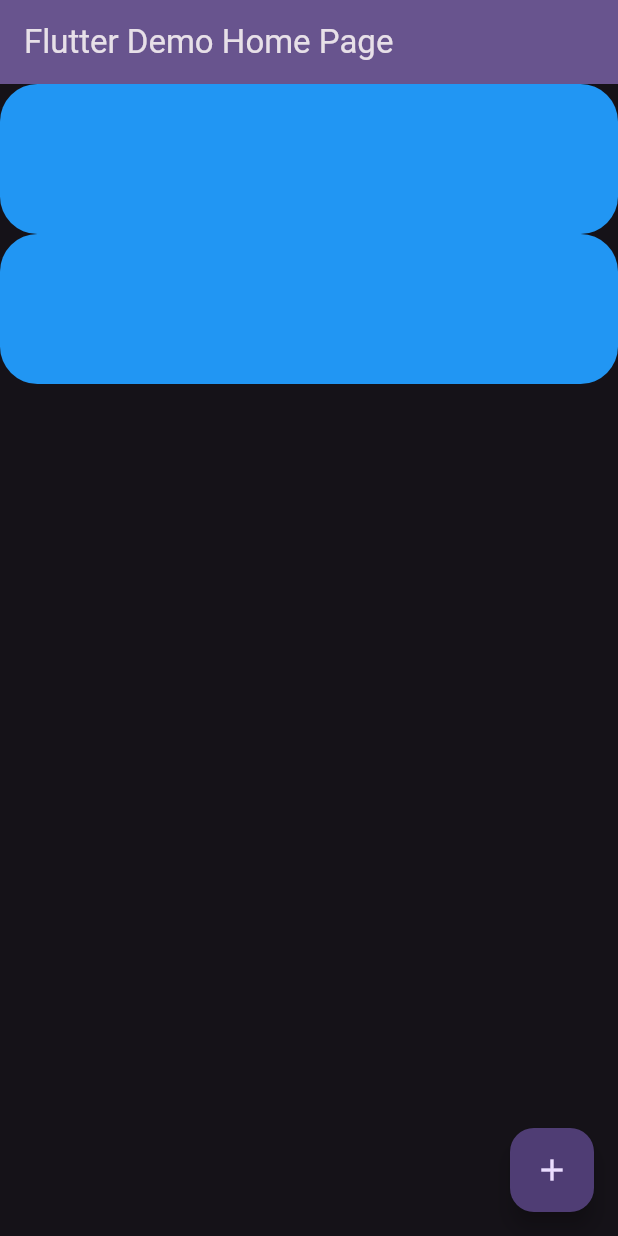
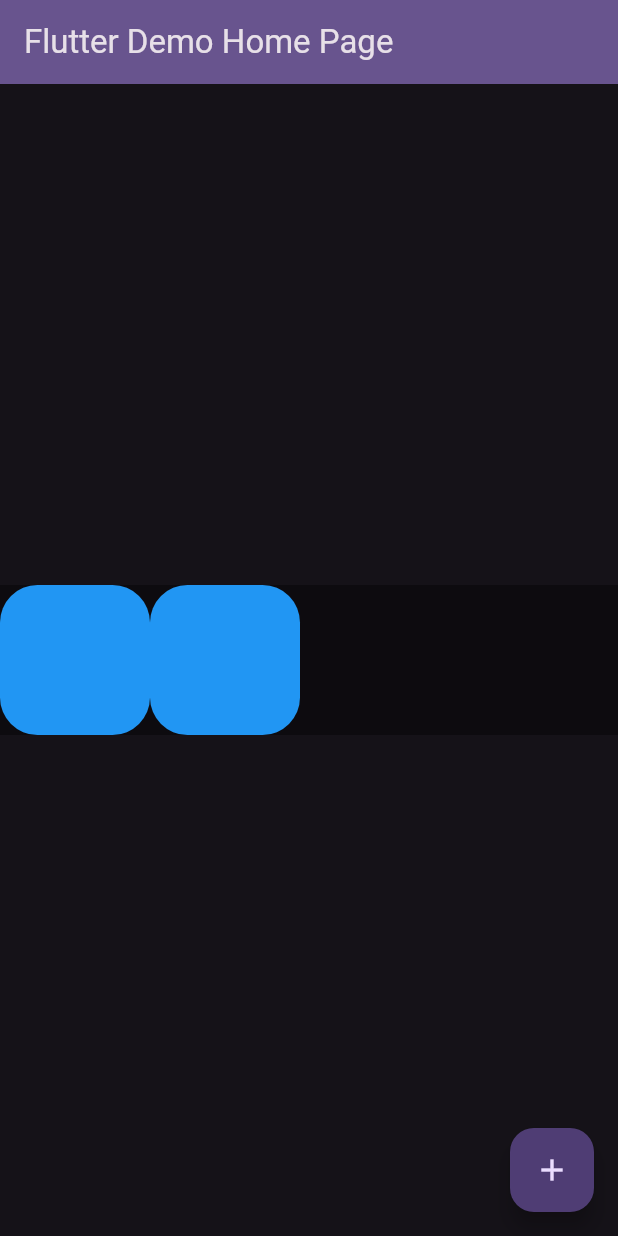
Before and after one commit to Gideonjon/Flutter-learning, a Flutter app: the screen it shows after launch, on a phone screen of 412 x 824 dp. Run offline on Flutter 3.47's test engine with Material 3 defaults, Android fonts, the phone set to English and light mode, and no system bars.

Commit message:
row-and-columns-added

```diff
--- a/lib/main.dart
+++ b/lib/main.dart
@@ -99,11 +99,15 @@ class _MyHomePageState extends State<MyHomePage> {
       body: Center(
         // Center is a layout widget. It takes a single child and positions it
         // in the middle of the parent.
-        child: Column(
+        child: Container(
+          color: Colors.black38,
+          width: double.infinity,
+          child: Row(
+            mainAxisSize: MainAxisSize.min,
             children: [
               Container(
                 height: 100,
-              width: double.infinity,
+                width: 100,
 
                 decoration: BoxDecoration(
                   borderRadius: BorderRadius.circular(25.0),
@@ -114,7 +118,7 @@ class _MyHomePageState extends State<MyHomePage> {
 
                    Container(
                     height: 100,
-              width: double.infinity,
+                width: 100,
 
                               decoration: BoxDecoration(
                   borderRadius: BorderRadius.circular(25.0),
@@ -125,6 +129,7 @@ class _MyHomePageState extends State<MyHomePage> {
             ],
           ),
         ),
+      ),
       floatingActionButton: FloatingActionButton(
         onPressed: _incrementCounter,
         tooltip: 'Increment',
```
Lines whose indentation alone changed are shown as unchanged.
